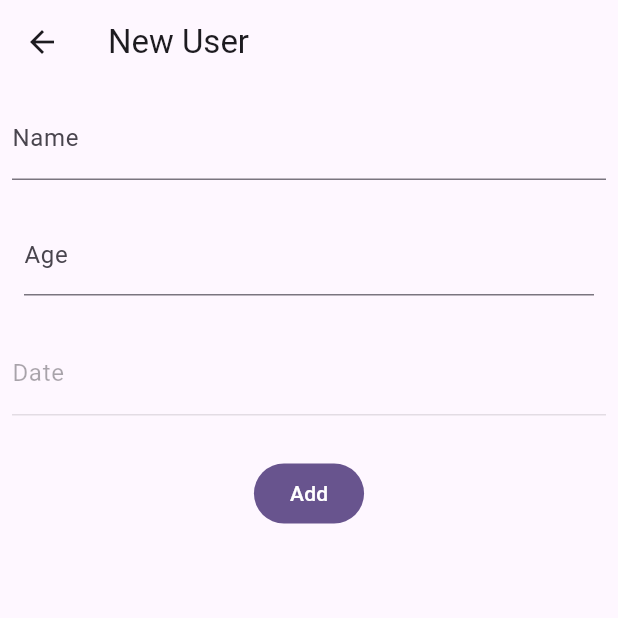
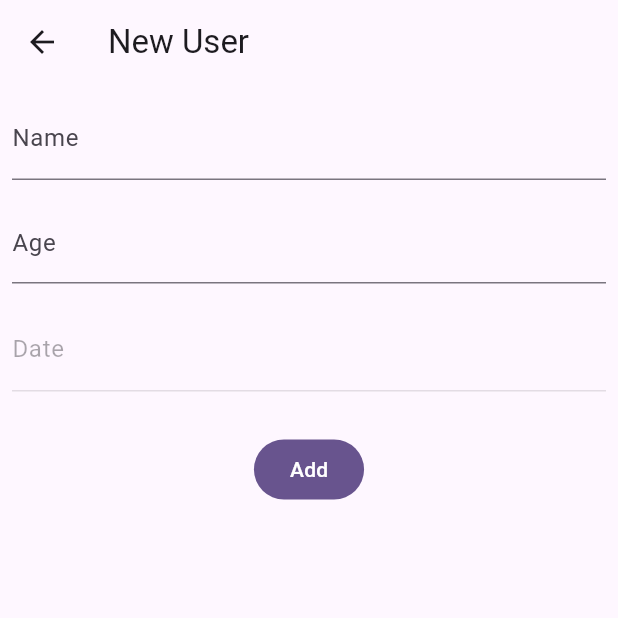
Before and after one commit to tksoh/firebase_starter, a Flutter app: the MyUserUserFormPage screen opened directly, on a phone screen of 412 x 824 dp, the top half of it. Run offline on Flutter 3.47's test engine with Material 3 defaults, Android fonts, the phone set to English and light mode, and no system bars; our stand-ins replace cloud_firestore, firebase_auth, firebase_core, shared_preferences; missing offline and left inert: firebase_ui_auth; accounts and stored records are empty; generated files the repository leaves out were written again.

Commit message:
remove redundent padding in numeric input widget

```diff
--- a/lib/ui/core/ui/inputs.dart
+++ b/lib/ui/core/ui/inputs.dart
@@ -78,9 +78,7 @@ class NumbericInputState extends State<NumbericInput> {
     final textColor =
         themeData.brightness == Brightness.light ? Colors.black : Colors.white;
 
-    return Padding(
-      padding: const EdgeInsets.all(8.0),
-      child: TextFormField(
+    return TextFormField(
       style: hasError
           ? TextStyle(color: errorColor, fontSize: 14)
           : TextStyle(color: textColor, fontSize: 14),
@@ -93,7 +91,6 @@ class NumbericInputState extends State<NumbericInput> {
       decoration: InputDecoration(
         border: const UnderlineInputBorder(),
         labelText: widget.label,
-        ),
       ),
     );
   }
```
Lines whose indentation alone changed are shown as unchanged.
